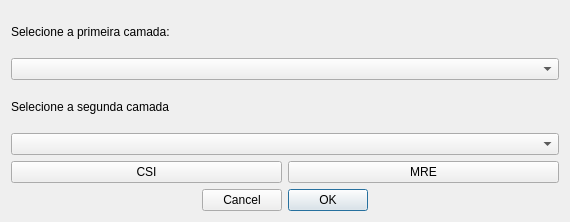
Before: the Qt Designer form spu_similaridade_dialog_base.ui in guilhermehrn/spu-similaridade, drawn with Qt 5.
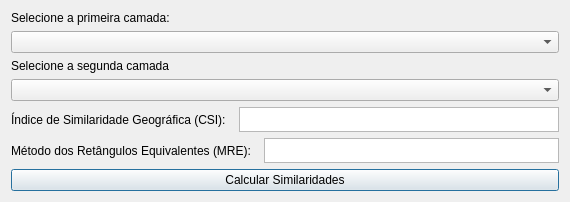
After: the same form once the commit is applied.

Commit message: adicionado os calculos de similaridade

```diff
--- a/spu_similaridade_dialog_base.ui
+++ b/spu_similaridade_dialog_base.ui
@@ -7,7 +7,7 @@
     <x>0</x>
     <y>0</y>
     <width>570</width>
-    <height>222</height>
+    <height>202</height>
    </rect>
   </property>
   <property name="windowTitle">
@@ -39,50 +39,59 @@
     </layout>
    </item>
    <item>
-    <layout class="QHBoxLayout" name="horizontalLayout">
+    <layout class="QHBoxLayout" name="horizontalLayout_2">
      <item>
-      <widget class="QPushButton" name="csi">
+      <widget class="QLabel" name="label_3">
        <property name="text">
-        <string>CSI</string>
+        <string>Índice de Similaridade Geográfica (CSI):  </string>
        </property>
       </widget>
      </item>
      <item>
-      <widget class="QPushButton" name="mre">
-       <property name="text">
-        <string>MRE</string>
+      <widget class="QTextBrowser" name="textBrowser">
+       <property name="sizePolicy">
+        <sizepolicy hsizetype="Expanding" vsizetype="Ignored">
+         <horstretch>33</horstretch>
+         <verstretch>0</verstretch>
+        </sizepolicy>
+       </property>
+       <property name="maximumSize">
+        <size>
+         <width>10000</width>
+         <height>1000</height>
+        </size>
        </property>
       </widget>
      </item>
     </layout>
    </item>
    <item>
-    <layout class="QVBoxLayout" name="verticalLayout_3">
+    <layout class="QHBoxLayout" name="horizontalLayout_3">
      <item>
-      <widget class="QDialogButtonBox" name="button_box">
+      <widget class="QLabel" name="label_4">
+       <property name="text">
+        <string>Método dos Retângulos Equivalentes (MRE):  </string>
+       </property>
+      </widget>
+     </item>
+     <item>
+      <widget class="QTextBrowser" name="textBrowser_2">
        <property name="sizePolicy">
-        <sizepolicy hsizetype="Preferred" vsizetype="Fixed">
+        <sizepolicy hsizetype="Expanding" vsizetype="Ignored">
          <horstretch>0</horstretch>
          <verstretch>0</verstretch>
         </sizepolicy>
        </property>
-       <property name="contextMenuPolicy">
-        <enum>Qt::NoContextMenu</enum>
-       </property>
-       <property name="layoutDirection">
-        <enum>Qt::RightToLeft</enum>
-       </property>
-       <property name="autoFillBackground">
-        <bool>false</bool>
-       </property>
-       <property name="orientation">
-        <enum>Qt::Horizontal</enum>
-       </property>
-       <property name="standardButtons">
-        <set>QDialogButtonBox::Cancel|QDialogButtonBox::Ok</set>
-       </property>
-       <property name="centerButtons">
-        <bool>true</bool>
+      </widget>
+     </item>
+    </layout>
+   </item>
+   <item>
+    <layout class="QHBoxLayout" name="horizontalLayout">
+     <item>
+      <widget class="QPushButton" name="calcular">
+       <property name="text">
+        <string>Calcular Similaridades</string>
        </property>
       </widget>
      </item>
```
Left out of the diff: 37 changed lines with no effect on the pictures. The commit also changes 3 other files.
